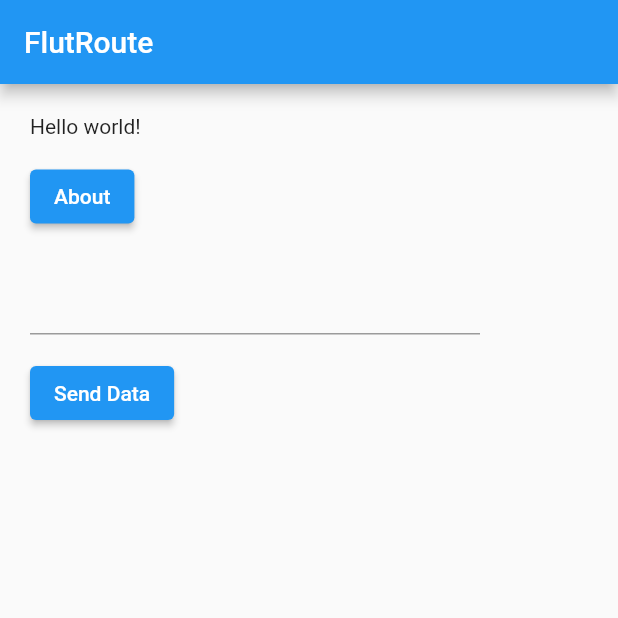
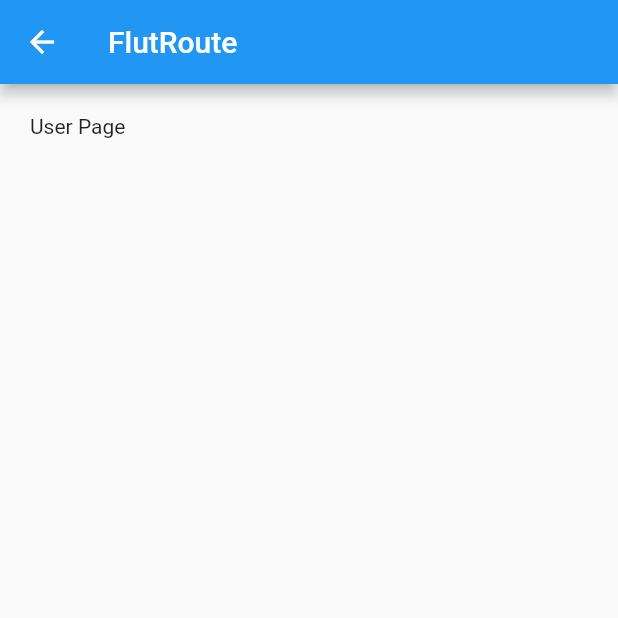
Before and after one commit to alfianandinugraha/flutroute, a Flutter app: the screen it shows after launch, after a tap on "Send Data", on a phone screen of 412 x 824 dp, the top half of it. Run offline on Flutter 3.47's test engine with Material 2 defaults, Android fonts, the phone set to English and light mode, and no system bars.

Commit message:
feat(pages): init user page and add button to user page from home

```diff
--- a/lib/main.dart
+++ b/lib/main.dart
@@ -1,13 +1,15 @@
 import 'package:flutter/material.dart';
 import 'package:flutter_routing/pages/about_page.dart';
 import 'package:flutter_routing/pages/home_page.dart';
+import 'package:flutter_routing/pages/user_page.dart';
 
 void main() {
   runApp(MaterialApp(
     initialRoute: '/home',
     routes: {
       '/home': (context) => const HomePage(),
-      '/about': (context) => const AboutPage()
+      '/about': (context) => const AboutPage(),
+      '/user': (context) => const UserPage()
     },
   ));
 }
--- a/lib/pages/home_page.dart
+++ b/lib/pages/home_page.dart
@@ -25,6 +25,7 @@ class _FormState extends State<Form> {
         ElevatedButton(
           onPressed: () {
             print(input);
+            Navigator.pushNamed(context, '/user');
           },
           child: const Text("Send Data")
         )
--- /dev/null
+++ b/lib/pages/user_page.dart
@@ -0,0 +1,13 @@
+import 'package:flutter/material.dart';
+import 'package:flutter_routing/layouts/static_layout.dart';
+
+class UserPage extends StatelessWidget {
+  const UserPage({Key? key}) : super(key: key);
+
+  @override
+  Widget build(BuildContext context) {
+    return const StaticLayout(
+      child: Text("User Page"),
+    );
+  }
+}
```
